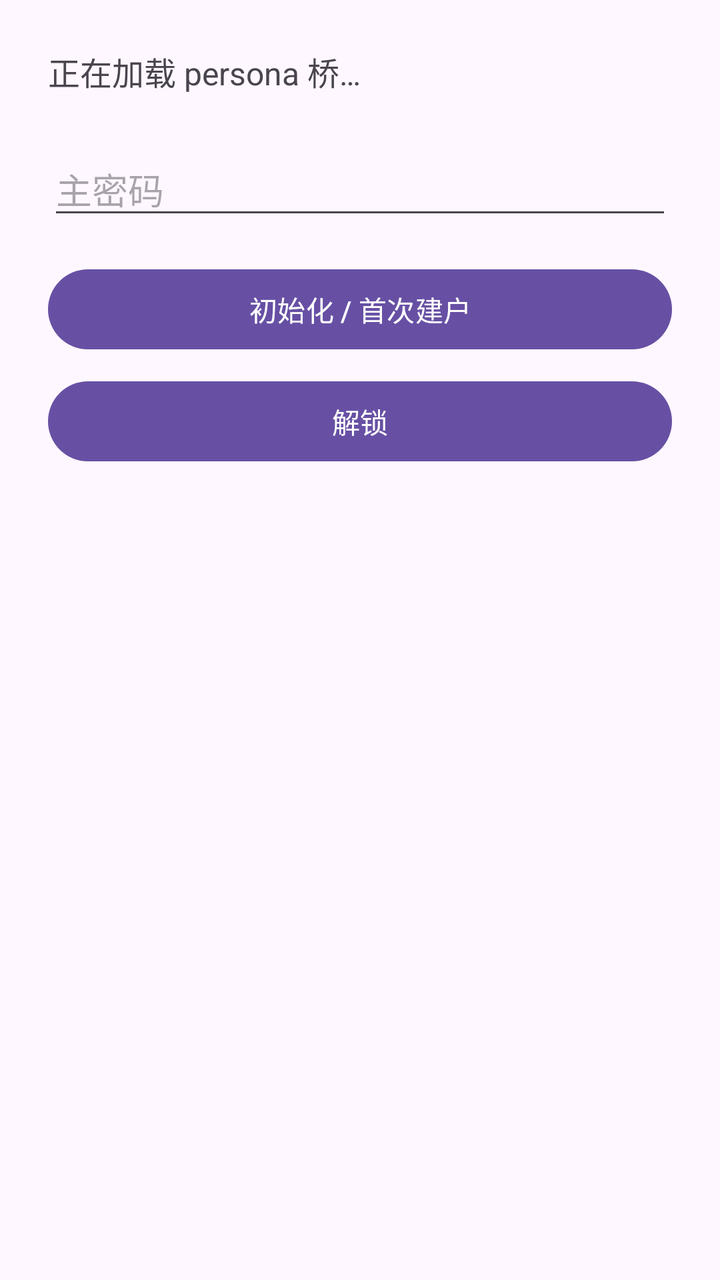
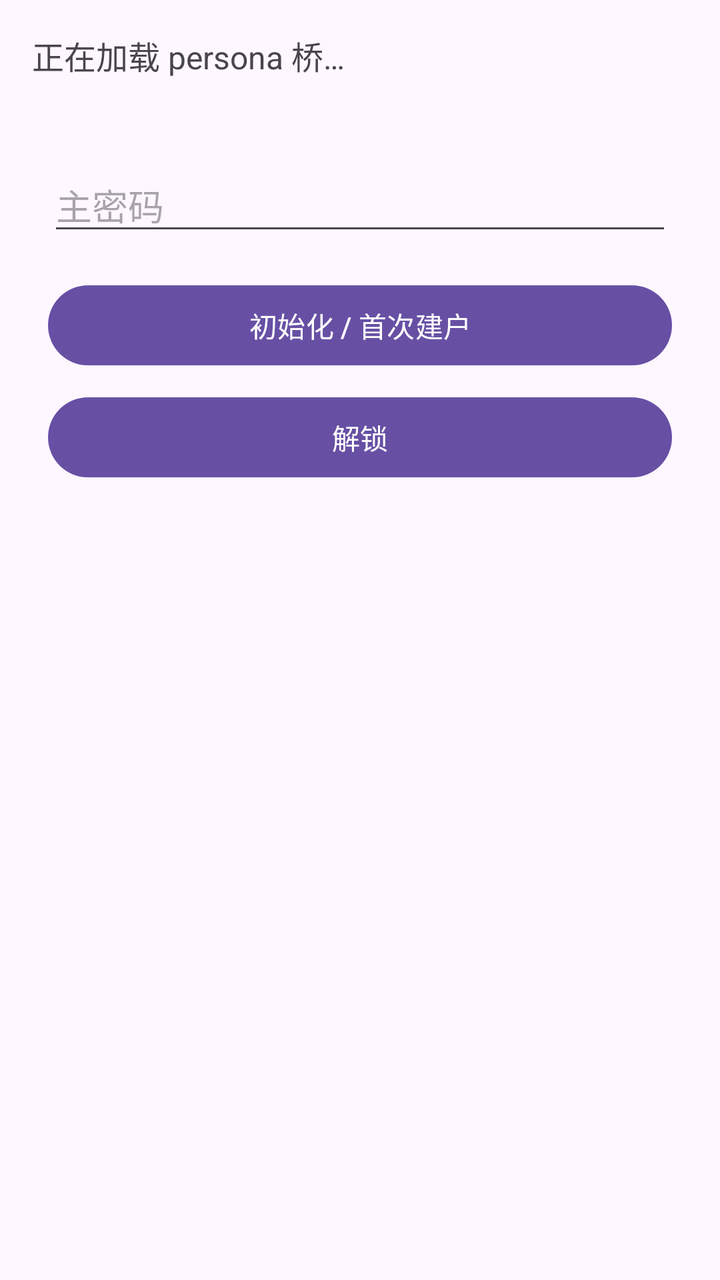

Two renders of the same Android screen: before a commit and after it. Below are the layout's source before the change and the commit's diff.
<!-- AndroidManifest.xml: application theme Theme.Persona -->
<!-- res/layout/activity_main.xml -->
<?xml version="1.0" encoding="utf-8"?>
<ScrollView xmlns:android="http://schemas.android.com/apk/res/android"
    android:layout_width="match_parent"
    android:layout_height="match_parent"
    android:fillViewport="true">

    <LinearLayout
        android:layout_width="match_parent"
        android:layout_height="wrap_content"
        android:orientation="vertical"
        android:padding="24dp">

        <TextView
            android:id="@+id/status"
            android:layout_width="match_parent"
            android:layout_height="wrap_content"
            android:textSize="16sp"
            android:text="@string/bridge_starting" />

        <com.google.android.material.textfield.TextInputEditText
            android:id="@+id/master_password"
            android:layout_width="match_parent"
            android:layout_height="wrap_content"
            android:layout_marginTop="24dp"
            android:hint="@string/master_password_hint"
            android:inputType="textPassword" />

        <Button
            android:id="@+id/init_button"
            android:layout_width="match_parent"
            android:layout_height="wrap_content"
            android:layout_marginTop="16dp"
            android:text="@string/init_action" />

        <Button
            android:id="@+id/unlock_button"
            android:layout_width="match_parent"
            android:layout_height="wrap_content"
            android:layout_marginTop="8dp"
            android:text="@string/unlock_action" />

        <Button
            android:id="@+id/lock_button"
            android:layout_width="match_parent"
            android:layout_height="wrap_content"
            android:layout_marginTop="8dp"
            android:visibility="gone"
            android:text="@string/lock_action" />
    </LinearLayout>
</ScrollView>
<!-- resources referenced by this layout -->
<resources>
  <string name="bridge_starting">正在加载 persona 桥…</string>
  <string name="init_action">初始化 / 首次建户</string>
  <string name="lock_action">锁定</string>
  <string name="master_password_hint">主密码</string>
  <string name="unlock_action">解锁</string>
  <style name="Theme.Persona" parent="Theme.Material3.DayNight.NoActionBar" />
</resources>

<!-- the commit's change to res/layout/activity_main.xml (unified diff, before → after) -->
@@ -1,27 +1,30 @@
 <?xml version="1.0" encoding="utf-8"?>
-<ScrollView xmlns:android="http://schemas.android.com/apk/res/android"
+<LinearLayout xmlns:android="http://schemas.android.com/apk/res/android"
+    xmlns:app="http://schemas.android.com/apk/res-auto"
     android:layout_width="match_parent"
     android:layout_height="match_parent"
-    android:fillViewport="true">
+    android:orientation="vertical">
 
+    <TextView
+        android:id="@+id/status"
+        android:layout_width="match_parent"
+        android:layout_height="wrap_content"
+        android:padding="16dp"
+        android:textSize="16sp"
+        android:text="@string/bridge_starting" />
+
+    
     <LinearLayout
+        android:id="@+id/lock_screen"
         android:layout_width="match_parent"
         android:layout_height="wrap_content"
         android:orientation="vertical"
         android:padding="24dp">
 
-        <TextView
-            android:id="@+id/status"
-            android:layout_width="match_parent"
-            android:layout_height="wrap_content"
-            android:textSize="16sp"
-            android:text="@string/bridge_starting" />
-
         <com.google.android.material.textfield.TextInputEditText
             android:id="@+id/master_password"
             android:layout_width="match_parent"
             android:layout_height="wrap_content"
-            android:layout_marginTop="24dp"
             android:hint="@string/master_password_hint"
             android:inputType="textPassword" />
 
@@ -38,13 +41,158 @@
             android:layout_height="wrap_content"
             android:layout_marginTop="8dp"
             android:text="@string/unlock_action" />
+    </LinearLayout>
 
-        <Button
-            android:id="@+id/lock_button"
+    
+    <com.google.android.material.tabs.TabLayout
+        android:id="@+id/tab_layout"
+        android:layout_width="match_parent"
+        android:layout_height="wrap_content"
+        android:visibility="gone"
+        app:tabGravity="fill"
+        app:tabMode="fixed" />
+
+    <FrameLayout
+        android:id="@+id/tab_container"
+        android:layout_width="match_parent"
+        android:layout_height="0dp"
+        android:layout_weight="1"
+        android:visibility="gone">
+
+        <ScrollView
+            android:id="@+id/data_container"
             android:layout_width="match_parent"
-            android:layout_height="wrap_content"
-            android:layout_marginTop="8dp"
-            android:visibility="gone"
-            android:text="@string/lock_action" />
-    </LinearLayout>
-</ScrollView>
+            android:layout_height="match_parent"
+            android:fillViewport="true"
+            android:visibility="gone">
+
+            <LinearLayout
+                android:layout_width="match_parent"
+                android:layout_height="wrap_content"
+                android:orientation="vertical"
+                android:padding="16dp">
+
+                <TextView
+                    android:id="@+id/credential_count"
+                    android:layout_width="match_parent"
+                    android:layout_height="wrap_content"
+                    android:textSize="14sp" />
+
+                <TextView
+                    android:id="@+id/credential_empty"
+                    android:layout_width="match_parent"
+                    android:layout_height="wrap_content"
+                    android:layout_marginTop="24dp"
+                    android:textSize="16sp"
+                    android:textColor="?android:attr/textColorSecondary"
+                    android:text="@string/credential_empty"
+                    android:visibility="gone" />
+
+                <LinearLayout
+                    android:id="@+id/credential_list"
+                    android:layout_width="match_parent"
+                    android:layout_height="wrap_content"
+                    android:layout_marginTop="8dp"
+                    android:orientation="vertical" />
+            </LinearLayout>
+        </ScrollView>
+
+        <ScrollView
+            android:id="@+id/tools_container"
+            android:layout_width="match_parent"
+            android:layout_height="match_parent"
+            android:fillViewport="true"
+            android:visibility="gone">
+
+            <LinearLayout
+                android:layout_width="match_parent"
+                android:layout_height="wrap_content"
+                android:orientation="vertical"
+                android:padding="24dp">
+
+                <Button
+                    android:id="@+id/reload_button"
+                    android:layout_width="match_parent"
+                    android:layout_height="wrap_content"
+                    android:text="@string/reload_list_action" />
+
+                <Button
+                    android:id="@+id/lock_button"
+                    android:layout_width="match_parent"
+                    android:layout_height="wrap_content"
+                    android:layout_marginTop="8dp"
+                    android:text="@string/lock_action" />
+            </LinearLayout>
+        </ScrollView>
+
+        <ScrollView
+            android:id="@+id/settings_container"
+            android:layout_width="match_parent"
+            android:layout_height="match_parent"
+            android:fillViewport="true"
+            android:visibility="gone">
+
+            <LinearLayout
+                android:layout_width="match_parent"
+                android:layout_height="wrap_content"
+                android:orientation="vertical"
+                android:padding="24dp">
+
+                <TextView
+                    android:layout_width="match_parent"
+                    android:layout_height="wrap_content"
+                    android:textSize="13sp"
+                    android:textColor="?android:attr/textColorSecondary"
+                    android:text="@string/settings_bridge_label" />
+
+                <TextView
+                    android:id="@+id/settings_bridge_value"
+                    android:layout_width="match_parent"
+                    android:layout_height="wrap_content"
+                    android:textSize="15sp" />
+
+                <TextView
+                    android:layout_width="match_parent"
+                    android:layout_height="wrap_content"
+                    android:layout_marginTop="16dp"
+                    android:textSize="13sp"
+                    android:textColor="?android:attr/textColorSecondary"
+                    android:text="@string/settings_version_label" />
+
+                <TextView
+                    android:id="@+id/settings_version_value"
+                    android:layout_width="match_parent"
+                    android:layout_height="wrap_content"
+                    android:textSize="15sp" />
+
+                <TextView
+                    android:layout_width="match_parent"
+                    android:layout_height="wrap_content"
+                    android:layout_marginTop="16dp"
+                    android:textSize="13sp"
+                    android:textColor="?android:attr/textColorSecondary"
+                    android:text="@string/settings_vault_label" />
+
+                <TextView
+                    android:id="@+id/settings_vault_value"
+                    android:layout_width="match_parent"
+                    android:layout_height="wrap_content"
+                    android:textSize="15sp" />
+
+                <TextView
+                    android:layout_width="match_parent"
+                    android:layout_height="wrap_content"
+                    android:layout_marginTop="16dp"
+                    android:textSize="13sp"
+                    android:textColor="?android:attr/textColorSecondary"
+                    android:text="@string/settings_count_label" />
+
+                <TextView
+                    android:id="@+id/settings_count_value"
+                    android:layout_width="match_parent"
+                    android:layout_height="wrap_content"
+                    android:textSize="15sp" />
+            </LinearLayout>
+        </ScrollView>
+    </FrameLayout>
+</LinearLayout>
<!-- resource entries referenced after the edit -->
@@ -1,9 +1,15 @@
 <!-- resources referenced by this layout -->
 <resources>
   <string name="bridge_starting">正在加载 persona 桥…</string>
+  <string name="credential_empty">暂无凭据</string>
   <string name="init_action">初始化 / 首次建户</string>
   <string name="lock_action">锁定</string>
   <string name="master_password_hint">主密码</string>
+  <string name="reload_list_action">重新加载凭据列表</string>
+  <string name="settings_bridge_label">桥状态</string>
+  <string name="settings_count_label">凭据数</string>
+  <string name="settings_vault_label">保险库路径</string>
+  <string name="settings_version_label">桥版本</string>
   <string name="unlock_action">解锁</string>
   <style name="Theme.Persona" parent="Theme.Material3.DayNight.NoActionBar" />
 </resources>
